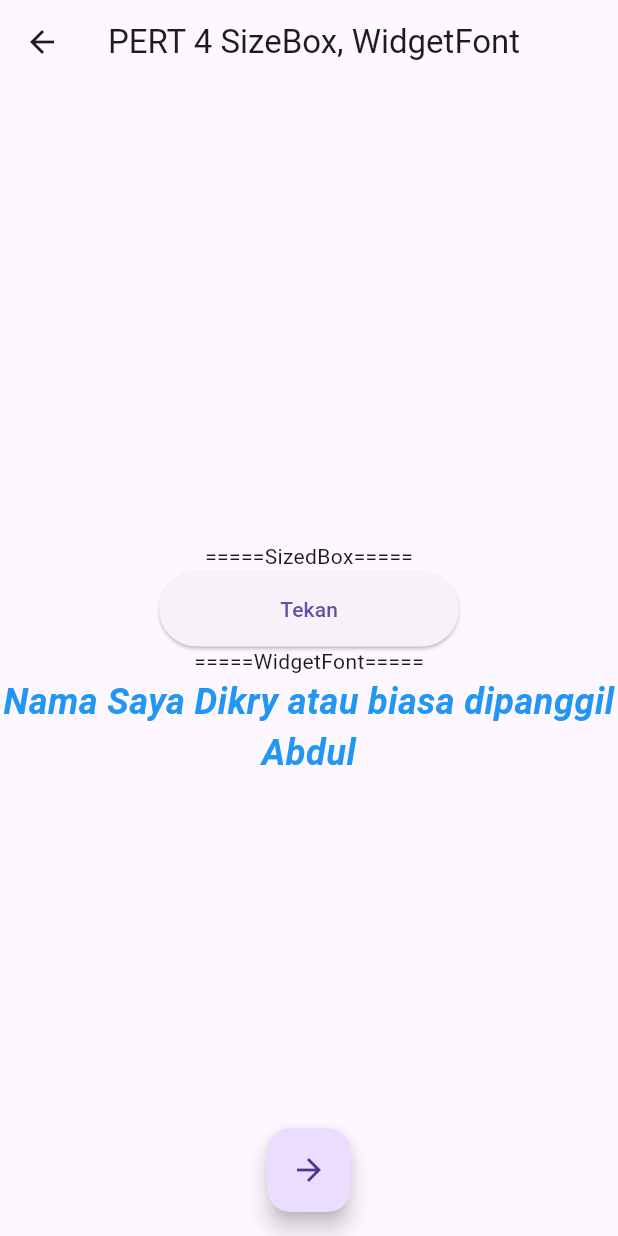
After one commit to Dikry720p/mobile_tech, a Flutter app: the Pert4 screen opened by its route, on a phone screen of 412 x 824 dp. The commit adds this screen. Run offline on Flutter 3.47's test engine with Material 3 defaults, Android fonts, the phone set to English and light mode, and no system bars.

Commit message:
update #4

```diff
--- a/lib/main.dart
+++ b/lib/main.dart
@@ -6,6 +6,7 @@ import 'package:pert3/page2.dart';
 import 'package:pert3/page3.dart';
 import 'package:pert3/page4.dart';
 import 'package:pert3/page5.dart';
+import 'package:pert3/pertemuan4.dart';
 
 void main() {
   runApp(MyApp());
@@ -26,6 +27,7 @@ class MyApp extends StatelessWidget {
         '/page3': (context) => Page3(),
         '/page4': (context) => Page4(),
         '/page5': (context) => Page5(),
+        '/pert4': (context) => Pert4(),
       },
     );
   }
--- a/lib/page5.dart
+++ b/lib/page5.dart
@@ -42,7 +42,7 @@ class Page5 extends StatelessWidget {
         ),
         floatingActionButton: FloatingActionButton(
           onPressed: () {
-            Navigator.pushNamed(context, '/page4');
+            Navigator.pushNamed(context, '/pert4');
           },
           child: Icon(Icons.arrow_forward),
         ),
--- /dev/null
+++ b/lib/pertemuan4.dart
@@ -0,0 +1,47 @@
+import 'package:flutter/material.dart';
+
+class Pert4 extends StatelessWidget {
+  @override
+  Widget build(BuildContext context) {
+    return Scaffold(
+      appBar: AppBar(
+        title: Text('PERT 4 SizeBox, WidgetFont'),
+      ),
+      body: Center(
+        child: Column(
+          mainAxisAlignment: MainAxisAlignment.center,
+          children: <Widget>[
+            Text('=====SizedBox====='),
+            SizedBox(
+              width: 200.0,
+              height: 50.0,
+              child: ElevatedButton(
+                onPressed: () {},
+                child: Text('Tekan'),
+              ),
+            ),
+            Text('=====WidgetFont====='),
+            Text(
+              'Nama Saya Dikry atau biasa dipanggil Abdul',
+              style: TextStyle(
+                fontSize: 24.0,
+                fontWeight: FontWeight.bold,
+                fontStyle: FontStyle.italic,
+                color: Colors.blue,
+                fontFamily: 'Roboto',
+              ),
+              textAlign: TextAlign.center,
+            ),
+          ],
+        ),
+      ),
+      floatingActionButton: FloatingActionButton(
+        onPressed: () {
+          Navigator.pushNamed(context, '/page2');
+        },
+        child: Icon(Icons.arrow_forward),
+      ),
+      floatingActionButtonLocation: FloatingActionButtonLocation.centerFloat,
+    );
+  }
+}
```
Also changed, not shown: lib/img/download.jpg (added).
